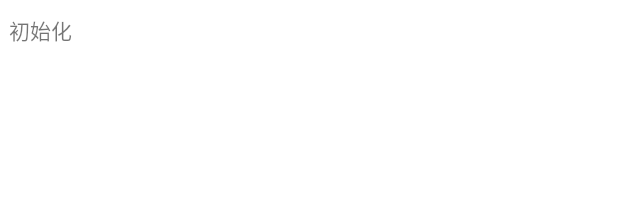
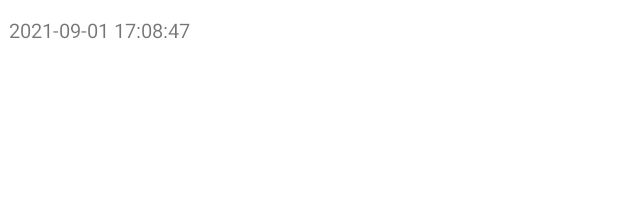
Before and after one commit to liyuhaolol/TestWidget, an Android app: the layout widget_test.xml on its own in the app's theme, with its tools: preview values and no code run, on a phone screen of 412 x 824 dp. Shown: the top 211 px of the screen. Run offline under Robolectric (Android 15) with nearby library versions, the phone set to English and light mode, and no system bars.

Commit message:
一个逻辑基本完成

```diff
--- a/app/src/main/res/layout/widget_test.xml
+++ b/app/src/main/res/layout/widget_test.xml
@@ -11,7 +11,8 @@
             android:id="@+id/tv"
             android:layout_width="140dp"
             android:layout_height="40dp"
-            android:text="初始化"
+            android:text="2021-09-01 17:08:47"
+            android:textSize="13sp"
             android:gravity="center_vertical"
             android:paddingLeft="6dp"/>
         <ImageView
```
